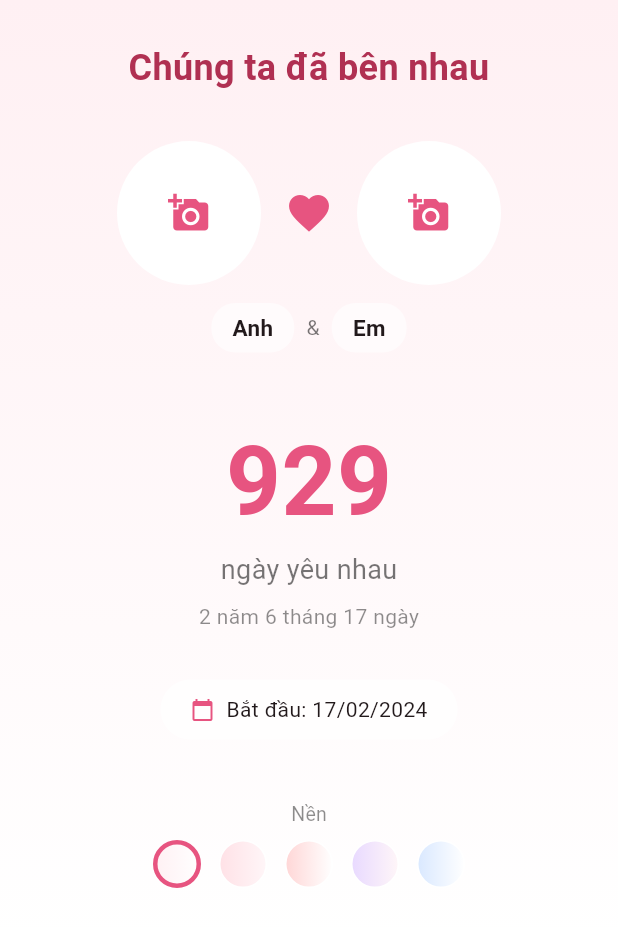
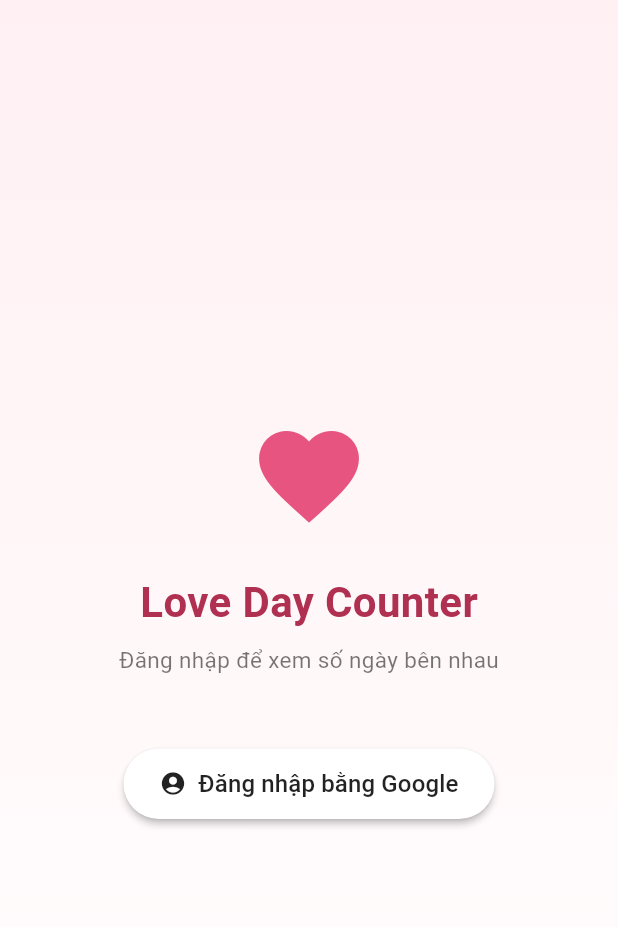
Before and after one commit to thai-vinh-da25ttd/love_day_counter, a Flutter app: the screen it shows after launch, on a phone screen of 412 x 824 dp. Shown: the top 927 px of the screen. Run offline on Flutter 3.47's test engine with Material 3 defaults, Android fonts, the phone set to English and light mode, and no system bars; our stand-ins replace google_sign_in, image_picker, shared_preferences; network calls fail.

Commit message:
v1.0.1+2

```diff
--- a/lib/main.dart
+++ b/lib/main.dart
@@ -5,12 +5,14 @@ import 'package:shared_preferences/shared_preferences.dart';
 import 'package:image_picker/image_picker.dart';
 import 'package:path_provider/path_provider.dart';
 import 'package:intl/intl.dart';
+import 'package:google_sign_in/google_sign_in.dart';
+
+final GoogleSignIn googleSignIn = GoogleSignIn();
 
 void main() {
   runApp(const LoveCounterApp());
 }
 
-/// Widget gốc của ứng dụng - cấu hình theme màu hồng/đỏ nhẹ nhàng
 class LoveCounterApp extends StatelessWidget {
   const LoveCounterApp({super.key});
 
@@ -19,7 +21,6 @@ class LoveCounterApp extends StatelessWidget {
     return MaterialApp(
       title: 'Chúng ta đã bên nhau',
       debugShowCheckedModeBanner: false,
-      // Đặt tiếng Việt làm ngôn ngữ mặc định (để DatePicker hiện đúng tiếng Việt)
       locale: const Locale('vi', 'VN'),
       localizationsDelegates: const [
         GlobalMaterialLocalizations.delegate,
@@ -32,25 +33,179 @@ class LoveCounterApp extends StatelessWidget {
       ],
       theme: ThemeData(
         useMaterial3: true,
-        colorSchemeSeed: const Color(0xFFE75480), // tông hồng/đỏ chủ đạo
+        colorSchemeSeed: const Color(0xFFE75480),
         scaffoldBackgroundColor: Colors.white,
         fontFamily: 'Roboto',
       ),
-      home: const HomeScreen(),
+      home: const AuthWrapper(),
     );
   }
 }
 
+// ================= MÀN HÌNH KIỂM TRA TRẠNG THÁI ĐĂNG NHẬP =================
+class AuthWrapper extends StatefulWidget {
+  const AuthWrapper({super.key});
+
+  @override
+  State<AuthWrapper> createState() => _AuthWrapperState();
+}
+
+class _AuthWrapperState extends State<AuthWrapper> {
+  GoogleSignInAccount? _user;
+  bool _checkingAuth = true;
+
+  @override
+  void initState() {
+    super.initState();
+    // Lắng nghe sự kiện đăng nhập / đăng xuất
+    googleSignIn.onCurrentUserChanged.listen((account) {
+      if (mounted) {
+        setState(() {
+          _user = account;
+          _checkingAuth = false;
+        });
+      }
+    });
+
+    // Tự động kiểm tra xem đã từng đăng nhập trước đó chưa
+    googleSignIn.signInSilently().then((account) {
+      if (mounted) {
+        setState(() {
+          _user = account;
+          _checkingAuth = false;
+        });
+      }
+    }).catchError((_) {
+      if (mounted) {
+        setState(() => _checkingAuth = false);
+      }
+    });
+  }
+
+  @override
+  Widget build(BuildContext context) {
+    if (_checkingAuth) {
+      return const Scaffold(
+        body: Center(child: CircularProgressIndicator()),
+      );
+    }
+
+    // Nếu chưa đăng nhập -> Hiện màn hình Login
+    // Nếu đã đăng nhập -> Vào thẳng màn hình Home
+    if (_user == null) {
+      return const LoginScreen();
+    } else {
+      return HomeScreen(user: _user!);
+    }
+  }
+}
+
+// ================= MÀN HÌNH ĐĂNG NHẬP (LOGIN SCREEN) =================
+class LoginScreen extends StatefulWidget {
+  const LoginScreen({super.key});
+
+  @override
+  State<LoginScreen> createState() => _LoginScreenState();
+}
+
+class _LoginScreenState extends State<LoginScreen> {
+  bool _isLoggingIn = false;
+
+  Future<void> _handleSignIn() async {
+    setState(() => _isLoggingIn = true);
+    try {
+      await googleSignIn.signIn();
+    } catch (error) {
+      if (!mounted) return;
+      ScaffoldMessenger.of(context).showSnackBar(
+        SnackBar(content: Text('Đăng nhập thất bại: $error')),
+      );
+    } finally {
+      if (mounted) setState(() => _isLoggingIn = false);
+    }
+  }
+
+  @override
+  Widget build(BuildContext context) {
+    return Scaffold(
+      body: Container(
+        width: double.infinity,
+        decoration: const BoxDecoration(
+          gradient: LinearGradient(
+            begin: Alignment.topCenter,
+            end: Alignment.bottomCenter,
+            colors: [Color(0xFFFFF0F3), Colors.white],
+          ),
+        ),
+        child: SafeArea(
+          child: Column(
+            mainAxisAlignment: MainAxisAlignment.center,
+            children: [
+              const Icon(
+                Icons.favorite,
+                size: 80,
+                color: Color(0xFFE75480),
+              ),
+              const SizedBox(height: 24),
+              const Text(
+                'Love Day Counter',
+                style: TextStyle(
+                  fontSize: 28,
+                  fontWeight: FontWeight.bold,
+                  color: Color(0xFFB03052),
+                ),
+              ),
+              const SizedBox(height: 8),
+              const Text(
+                'Đăng nhập để xem số ngày bên nhau',
+                style: TextStyle(fontSize: 15, color: Colors.black54),
+              ),
+              const SizedBox(height: 48),
+              _isLoggingIn
+                  ? const CircularProgressIndicator()
+                  : ElevatedButton.icon(
+                      style: ElevatedButton.styleFrom(
+                        backgroundColor: Colors.white,
+                        foregroundColor: Colors.black87,
+                        elevation: 2,
+                        padding: const EdgeInsets.symmetric(
+                            horizontal: 24, vertical: 12),
+                        shape: RoundedRectangleBorder(
+                          borderRadius: BorderRadius.circular(24),
+                        ),
+                      ),
+                      icon: Image.network(
+                        'https://upload.wikimedia.org/wikipedia/commons/5/53/Google_%22G%22_Logo.svg',
+                        height: 22,
+                        width: 22,
+                        errorBuilder: (context, error, stackTrace) =>
+                            const Icon(Icons.account_circle),
+                      ),
+                      label: const Text(
+                        'Đăng nhập bằng Google',
+                        style: TextStyle(fontSize: 16),
+                      ),
+                      onPressed: _handleSignIn,
+                    ),
+            ],
+          ),
+        ),
+      ),
+    );
+  }
+}
+
+// ================= MÀN HÌNH CHÍNH (HOME SCREEN) =================
 class HomeScreen extends StatefulWidget {
-  const HomeScreen({super.key});
+  final GoogleSignInAccount user;
+  const HomeScreen({super.key, required this.user});
 
   @override
   State<HomeScreen> createState() => _HomeScreenState();
 }
 
 class _HomeScreenState extends State<HomeScreen> {
-  // ----- Trạng thái mặc định (dùng khi lần đầu mở app) -----
-  DateTime _startDate = DateTime(2024, 2, 17); // mốc ngày mặc định 17/02/2024
+  DateTime _startDate = DateTime(2024, 2, 17);
   String _name1 = 'Anh';
   String _name2 = 'Em';
   String? _imagePath1;
@@ -60,13 +215,12 @@ class _HomeScreenState extends State<HomeScreen> {
 
   final ImagePicker _picker = ImagePicker();
 
-  // Danh sách nền (gradient 2 màu) để người dùng chọn thay đổi
   final List<List<Color>> _backgrounds = [
-    [const Color(0xFFFFF0F3), Colors.white], // hồng nhạt
-    [const Color(0xFFFFE1E6), const Color(0xFFFFF6F8)], // hồng phấn
-    [const Color(0xFFFFD6D6), Colors.white], // đỏ nhạt
-    [const Color(0xFFE8D9FF), const Color(0xFFFFF6F8)], // tím pastel
-    [const Color(0xFFD9E8FF), Colors.white], // xanh pastel
+    [const Color(0xFFFFF0F3), Colors.white],
+    [const Color(0xFFFFE1E6), const Color(0xFFFFF6F8)],
+    [const Color(0xFFFFD6D6), Colors.white],
+    [const Color(0xFFE8D9FF), const Color(0xFFFFF6F8)],
+    [const Color(0xFFD9E8FF), Colors.white],
   ];
 
   @override
@@ -75,20 +229,24 @@ class _HomeScreenState extends State<HomeScreen> {
     _loadData();
   }
 
-  // ================= LƯU / ĐỌC DỮ LIỆU (shared_preferences) =================
-
-  // Đọc toàn bộ dữ liệu đã lưu khi mở app
   Future<void> _loadData() async {
     final prefs = await SharedPreferences.getInstance();
     if (!mounted) return;
+
+    // Ưu tiên lấy tên và avatar từ tài khoản Google đã đăng nhập
+    String savedName1 =
+        prefs.getString('name1') ?? widget.user.displayName ?? 'Anh';
+    String? savedImage1 =
+        prefs.getString('image1_path') ?? widget.user.photoUrl;
+
     setState(() {
       final savedMillis = prefs.getInt('start_date');
       _startDate = savedMillis != null
           ? DateTime.fromMillisecondsSinceEpoch(savedMillis)
           : DateTime(2024, 2, 17);
-      _name1 = prefs.getString('name1') ?? 'Anh';
+      _name1 = savedName1;
       _name2 = prefs.getString('name2') ?? 'Em';
-      _imagePath1 = prefs.getString('image1_path');
+      _imagePath1 = savedImage1;
       _imagePath2 = prefs.getString('image2_path');
       _bgColorIndex = prefs.getInt('bg_color_index') ?? 0;
       _isLoading = false;
@@ -116,10 +274,10 @@ class _HomeScreenState extends State<HomeScreen> {
     await prefs.setInt('bg_color_index', index);
   }
 
-  // ================= CÁC HÀNH ĐỘNG NGƯỜI DÙNG =================
+  Future<void> _handleSignOut() async {
+    await googleSignIn.disconnect();
+  }
 
-  // Chọn ảnh từ thư viện, copy vào thư mục nội bộ của app để không bị mất
-  // (ảnh gốc image_picker trả về nằm ở cache, có thể bị hệ thống dọn dẹp)
   Future<void> _pickImage(int person) async {
     final XFile? picked =
         await _picker.pickImage(source: ImageSource.gallery, imageQuality: 80);
@@ -128,8 +286,7 @@ class _HomeScreenState extends State<HomeScreen> {
     final appDir = await getApplicationDocumentsDirectory();
     final fileName =
         'avatar_$person${DateTime.now().millisecondsSinceEpoch}.jpg';
-    final savedImage =
-        await File(picked.path).copy('${appDir.path}/$fileName');
+    final savedImage = await File(picked.path).copy('${appDir.path}/$fileName');
 
     if (!mounted) return;
     setState(() {
@@ -142,7 +299,6 @@ class _HomeScreenState extends State<HomeScreen> {
     await _saveImagePath(person, savedImage.path);
   }
 
-  // Mở DatePicker để chọn lại ngày bắt đầu yêu
   Future<void> _pickStartDate() async {
     final picked = await showDatePicker(
       context: context,
@@ -159,7 +315,6 @@ class _HomeScreenState extends State<HomeScreen> {
     await _saveStartDate(picked);
   }
 
-  // Hộp thoại chỉnh sửa tên của 1 người
   Future<void> _editName(int person) async {
     final controller =
         TextEditingController(text: person == 1 ? _name1 : _name2);
@@ -196,7 +351,6 @@ class _HomeScreenState extends State<HomeScreen> {
     await _saveNames();
   }
 
-  // Tính chính xác "X năm Y tháng Z ngày" giữa 2 mốc thời gian (không chỉ chia đơn giản)
   Map<String, int> _calculateDuration(DateTime start, DateTime end) {
     int years = end.year - start.year;
     int months = end.month - start.month;
@@ -214,26 +368,35 @@ class _HomeScreenState extends State<HomeScreen> {
     return {'years': years, 'months': months, 'days': days};
   }
 
-  // ================= GIAO DIỆN =================
-
   @override
   Widget build(BuildContext context) {
     if (_isLoading) {
       return const Scaffold(body: Center(child: CircularProgressIndicator()));
     }
 
-    // Chỉ tính theo ngày (bỏ qua giờ/phút) để số ngày luôn tròn và chính xác
     final now = DateTime.now();
-    final startOnly = DateTime(_startDate.year, _startDate.month, _startDate.day);
+    final startOnly =
+        DateTime(_startDate.year, _startDate.month, _startDate.day);
     final nowOnly = DateTime(now.year, now.month, now.day);
 
-    // ---- LOGIC CHÍNH: lấy hiện tại trừ ngày bắt đầu ----
     final totalDays = nowOnly.difference(startOnly).inDays;
     final duration = _calculateDuration(startOnly, nowOnly);
 
     final bgColors = _backgrounds[_bgColorIndex];
 
     return Scaffold(
+      appBar: AppBar(
+        backgroundColor: Colors.transparent,
+        elevation: 0,
+        actions: [
+          IconButton(
+            icon: const Icon(Icons.logout, color: Colors.black54),
+            tooltip: 'Đăng xuất',
+            onPressed: _handleSignOut,
+          ),
+        ],
+      ),
+      extendBodyBehindAppBar: true,
       body: Container(
         decoration: BoxDecoration(
           gradient: LinearGradient(
@@ -259,7 +422,7 @@ class _HomeScreenState extends State<HomeScreen> {
                 ),
                 const SizedBox(height: 32),
 
-                // ----- Hai ảnh đại diện (chạm để đổi ảnh) -----
+                // ----- Ảnh đại diện -----
                 Row(
                   mainAxisAlignment: MainAxisAlignment.center,
                   children: [
@@ -274,7 +437,7 @@ class _HomeScreenState extends State<HomeScreen> {
                 ),
                 const SizedBox(height: 12),
 
-                // ----- Tên hai người (chạm để chỉnh sửa) -----
+                // ----- Tên hai người -----
                 Row(
                   mainAxisAlignment: MainAxisAlignment.center,
                   children: [
@@ -288,7 +451,7 @@ class _HomeScreenState extends State<HomeScreen> {
 
                 const SizedBox(height: 40),
 
-                // ----- Số ngày yêu (kết quả tính toán chính) -----
+                // ----- Số ngày yêu -----
                 Text(
                   '$totalDays',
                   style: const TextStyle(
@@ -307,12 +470,12 @@ class _HomeScreenState extends State<HomeScreen> {
 
                 const SizedBox(height: 32),
 
-                // ----- Ngày bắt đầu (chạm để đổi ngày) -----
+                // ----- Ngày bắt đầu -----
                 GestureDetector(
                   onTap: _pickStartDate,
                   child: Container(
-                    padding:
-                        const EdgeInsets.symmetric(horizontal: 20, vertical: 10),
+                    padding: const EdgeInsets.symmetric(
+                        horizontal: 20, vertical: 10),
                     decoration: BoxDecoration(
                       color: Colors.white.withOpacity(0.7),
                       borderRadius: BorderRadius.circular(20),
@@ -332,7 +495,7 @@ class _HomeScreenState extends State<HomeScreen> {
                   ),
                 ),
 
-                const SizedBox(height: 40),
+                const SizedBox(height: 32),
 
                 // ----- Chọn màu nền -----
                 const Text('Nền',
@@ -356,8 +519,9 @@ class _HomeScreenState extends State<HomeScreen> {
                           shape: BoxShape.circle,
                           gradient: LinearGradient(colors: colors),
                           border: Border.all(
-                            color:
-                                selected ? const Color(0xFFE75480) : Colors.white,
+                            color: selected
+                                ? const Color(0xFFE75480)
+                                : Colors.white,
                             width: selected ? 3 : 1,
                           ),
                         ),
@@ -365,6 +529,7 @@ class _HomeScreenState extends State<HomeScreen> {
                     );
                   }),
                 ),
+
                 const SizedBox(height: 20),
               ],
             ),
@@ -374,22 +539,29 @@ class _HomeScreenState extends State<HomeScreen> {
     );
   }
 
-  // Widget avatar tròn - hiện ảnh đã chọn hoặc icon placeholder
   Widget _buildAvatar(String? path, VoidCallback onTap) {
+    ImageProvider? imageProvider;
+    if (path != null && path.isNotEmpty) {
+      if (path.startsWith('http://') || path.startsWith('https://')) {
+        imageProvider = NetworkImage(path);
+      } else {
+        imageProvider = FileImage(File(path));
+      }
+    }
+
     return GestureDetector(
       onTap: onTap,
       child: CircleAvatar(
         radius: 48,
         backgroundColor: Colors.white,
-        backgroundImage: path != null ? FileImage(File(path)) : null,
-        child: path == null
+        backgroundImage: imageProvider,
+        child: imageProvider == null
             ? const Icon(Icons.add_a_photo, color: Color(0xFFE75480), size: 28)
             : null,
       ),
     );
   }
 
-  // Widget nhãn tên dạng "chip" bo tròn
   Widget _buildNameChip(String name, VoidCallback onTap) {
     return GestureDetector(
       onTap: onTap,
```
Also changed, not shown: pubspec.yaml (+6 -2 lines), pubspec.lock, 6 other files.
